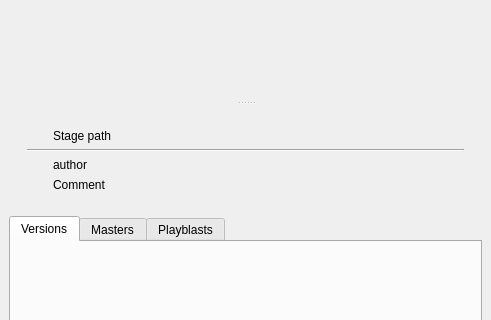
The window that ui/pipeline_main_UI.ui (liorbenhorin/pipeline) describes before a commit, drawn with Qt 5; both pictures show x 0 to 491 and y 138 to 458 of the 491 by 984 pixel window.
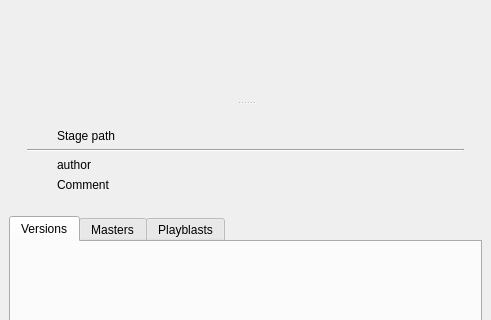
The same window after the commit.

The edit to the form file:
```diff
--- a/ui/pipeline_main_UI.ui
+++ b/ui/pipeline_main_UI.ui
@@ -281,8 +281,8 @@
                    </property>
                    <property name="maximumSize">
                     <size>
-                     <width>20</width>
-                     <height>20</height>
+                     <width>24</width>
+                     <height>24</height>
                     </size>
                    </property>
                    <property name="text">
@@ -307,8 +307,8 @@
                    </property>
                    <property name="maximumSize">
                     <size>
-                     <width>20</width>
-                     <height>20</height>
+                     <width>24</width>
+                     <height>24</height>
                     </size>
                    </property>
                    <property name="frameShape">
@@ -332,8 +332,8 @@
                    </property>
                    <property name="maximumSize">
                     <size>
-                     <width>20</width>
-                     <height>20</height>
+                     <width>24</width>
+                     <height>24</height>
                     </size>
                    </property>
                    <property name="text">
```
